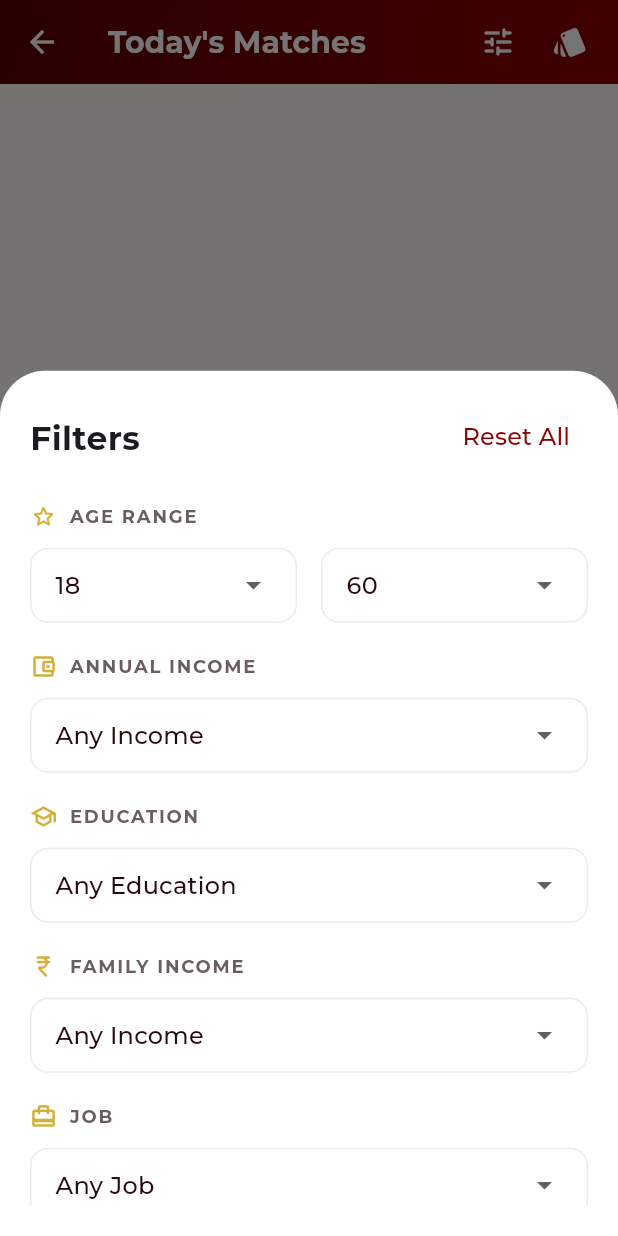
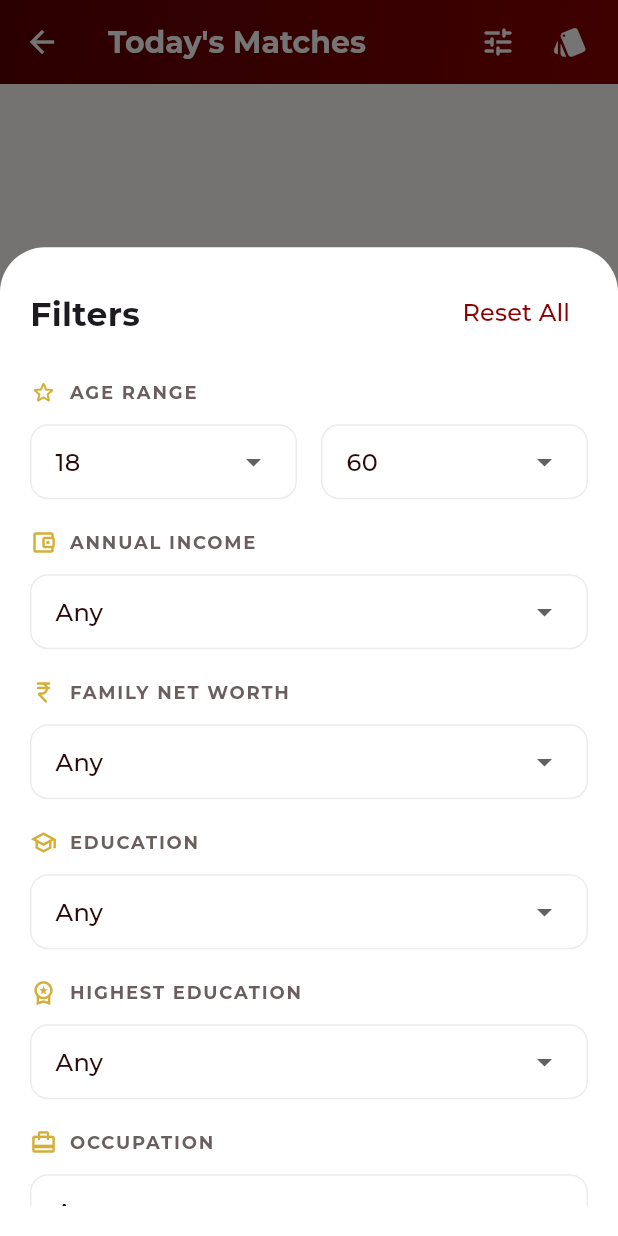
Before and after one commit to rajaguru2004/kongu_matrimony, a Flutter app: the MatchesView screen opened by its route, after a tap on the "tune" icon, on a phone screen of 412 x 824 dp. Run offline on Flutter 3.47's test engine with Material 3 defaults, Android fonts, the phone set to English and light mode, and no system bars; our stand-ins replace dio, flutter_card_swiper, flutter_secure_storage, get, google_fonts, image_picker; accounts and stored records are empty; network calls fail.

Commit message:
fix: fillter fixes is applied now

```diff
--- a/lib/app/data/models/filter_model.dart
+++ b/lib/app/data/models/filter_model.dart
@@ -2,43 +2,47 @@ class FilterModel {
   int? minAge;
   int? maxAge;
   String? annualIncome;
-  String? familyIncome;
+  String? familyNetWorth;
   String? education;
-  String? job;
+  String? highestEducation;
+  String? occupation;
   String? dosham;
+  String? caste;
+  String? workCountry;
   String? maritalStatus;
-  String? country;
 
   FilterModel({
     this.minAge,
     this.maxAge,
     this.annualIncome,
-    this.familyIncome,
+    this.familyNetWorth,
     this.education,
-    this.job,
+    this.highestEducation,
+    this.occupation,
     this.dosham,
+    this.caste,
+    this.workCountry,
     this.maritalStatus,
-    this.country,
   });
 
   Map<String, dynamic> toJson() {
     return {
       if (minAge != null) 'minAge': minAge,
       if (maxAge != null) 'maxAge': maxAge,
-      if (annualIncome != null && annualIncome != 'Any Income')
-        'annualIncome': annualIncome!.toLowerCase().replaceAll(' ', '-'),
-      if (familyIncome != null && familyIncome != 'Any Income')
-        'familyIncome': familyIncome!.toLowerCase().replaceAll(' ', '-'),
-      if (education != null && education != 'Any Education')
-        'education': education!.toLowerCase().replaceAll(' ', '-'),
-      if (job != null && job != 'Any Job')
-        'occupation': job!.toLowerCase().replaceAll(' ', '-'),
-      if (dosham != null && dosham != 'Any Dosham')
-        'yourDosham': dosham!.toLowerCase().replaceAll(' ', '-'),
-      if (maritalStatus != null && maritalStatus != 'Any Status')
-        'maritalStatus': maritalStatus!.toLowerCase().replaceAll(' ', '-'),
-      if (country != null && country != 'Select Countries')
-        'workLocation': country,
+      if (annualIncome != null && annualIncome != 'Any')
+        'annualIncome': annualIncome,
+      if (familyNetWorth != null && familyNetWorth != 'Any')
+        'familyNetWorth': familyNetWorth,
+      if (education != null && education != 'Any') 'education': education,
+      if (highestEducation != null && highestEducation != 'Any')
+        'highestEducation': highestEducation,
+      if (occupation != null && occupation != 'Any') 'occupation': occupation,
+      if (dosham != null && dosham != 'Any') 'dosham': dosham,
+      if (caste != null && caste != 'Any') 'caste': caste,
+      if (workCountry != null && workCountry != 'Any')
+        'workCountry': workCountry,
+      if (maritalStatus != null && maritalStatus != 'Any')
+        'maritalStatus': maritalStatus,
     };
   }
 }
--- a/lib/app/modules/login/views/login_view.dart
+++ b/lib/app/modules/login/views/login_view.dart
@@ -112,7 +112,7 @@ class LoginView extends GetView<LoginController> {
                             width: 24,
                             height: 24,
                             child: CircularProgressIndicator(
-                              color: Colors.white,
+                              color: AppColors.white,
                               strokeWidth: 2,
                             ),
                           )
--- a/lib/app/modules/main/views/main_view.dart
+++ b/lib/app/modules/main/views/main_view.dart
@@ -6,12 +6,14 @@ import '../../matches/views/matches_view.dart';
 import '../../interests/views/interests_view.dart';
 import '../../my_profile/views/my_profile_view.dart';
 
+import 'package:kongu_matrimony/app/utils/app_colors.dart';
+
 class MainView extends GetView<MainController> {
   const MainView({super.key});
 
   @override
   Widget build(BuildContext context) {
-    const primaryColor = Color(0xFF8B0000);
+    const primaryColor = AppColors.primary;
 
     return Scaffold(
       body: Obx(
--- a/lib/app/modules/matches/controllers/matches_controller.dart
+++ b/lib/app/modules/matches/controllers/matches_controller.dart
@@ -3,6 +3,8 @@ import 'package:flutter_card_swiper/flutter_card_swiper.dart';
 import 'package:get/get.dart';
 import 'package:kongu_matrimony/app/data/models/filter_model.dart';
 import 'package:kongu_matrimony/app/data/models/matches_response_model.dart';
+import 'package:kongu_matrimony/app/data/models/setup_model.dart';
+import 'package:kongu_matrimony/app/endpoints.dart';
 import 'package:kongu_matrimony/app/data/models/user_model.dart';
 import 'package:kongu_matrimony/app/data/services/api_service.dart';
 import 'package:kongu_matrimony/app/data/services/auth_service.dart';
@@ -29,69 +31,30 @@ class MatchesController extends GetxController {
   // Filters
   final Rx<FilterModel?> activeFilter = Rx<FilterModel?>(null);
 
-  // Filter Options
-  final List<String> ageOptions = List.generate(
-    43,
-    (index) => (index + 18).toString(),
-  );
+  // Filter Options (Dynamic)
+  final RxList<SetupItem> doshams = <SetupItem>[].obs;
+  final RxList<SetupItem> castes = <SetupItem>[].obs;
+  final RxList<SetupItem> educations = <SetupItem>[].obs;
+  final RxList<SetupItem> occupations = <SetupItem>[].obs;
+
   final List<String> incomeOptions = [
-    'Any Income',
+    'Any',
     'Below 2 Lakhs',
     '2 - 5 Lakhs',
     '5 - 10 Lakhs',
     '10 - 20 Lakhs',
     'Above 20 Lakhs',
   ];
-  final List<String> educationOptions = [
-    'Any Education',
-    'B.E / B.Tech',
-    'M.E / M.Tech',
-    'M.B.A',
-    'M.C.A',
-    'B.Sc',
-    'M.Sc',
-    'B.Com',
-    'M.Com',
-    'B.A',
-    'M.A',
-    'B.B.A',
-    'B.C.A',
-    'MBBS',
-    'BDS',
-    'Diploma',
-    'ITI',
-    '12th',
-    '10th',
-  ];
-  final List<String> jobOptions = [
-    'Any Job',
-    'Software Engineer',
-    'Teacher/Professor',
-    'Doctor',
-    'Engineer',
-    'Manager',
-    'Banker',
-    'Police/Military',
-    'Farmer',
-    'Business Person',
-    'Other',
-  ];
-  final List<String> doshamOptions = [
-    'Any Dosham',
-    'None',
-    'Sevvai Dosham',
-    'Sarpa Dosham (Ragu/Kethu)',
-    'Kala Sarpa Dosham',
-  ];
+
   final List<String> maritalStatusOptions = [
-    'Any Status',
+    'Any',
     'Unmarried',
     'Divorced',
     'Widowed',
     'Awaiting Divorce',
   ];
   final List<String> countryOptions = [
-    'Select Countries',
+    'Any',
     'India',
     'USA',
     'UK',
@@ -114,6 +77,7 @@ class MatchesController extends GetxController {
     super.onInit();
     type = Get.arguments?['type'] ?? 'daily';
     _setTitle();
+    _fetchSetupData();
     fetchProfiles();
 
     // Add scroll listener for infinite scroll
@@ -134,6 +98,24 @@ class MatchesController extends GetxController {
 
   void toggleView() {
     isSwipeMode.value = !isSwipeMode.value;
+  }
+
+  Future<void> _fetchSetupData() async {
+    try {
+      final results = await Future.wait([
+        _api.getSetupData(Endpoints.doshams),
+        _api.getSetupData(Endpoints.castes),
+        _api.getSetupData(Endpoints.educations),
+        _api.getSetupData(Endpoints.occupations),
+      ]);
+
+      if (results[0] != null) doshams.assignAll(results[0]!.data);
+      if (results[1] != null) castes.assignAll(results[1]!.data);
+      if (results[2] != null) educations.assignAll(results[2]!.data);
+      if (results[3] != null) occupations.assignAll(results[3]!.data);
+    } catch (e) {
+      debugPrint('Error fetching setup data: $e');
+    }
   }
 
   void _setTitle() {
--- a/lib/app/modules/matches/views/matches_view.dart
+++ b/lib/app/modules/matches/views/matches_view.dart
@@ -4,16 +4,11 @@ import 'package:get/get.dart';
 import 'package:kongu_matrimony/app/data/models/user_model.dart';
 import 'package:kongu_matrimony/app/data/models/filter_model.dart';
 import 'package:kongu_matrimony/app/routes/app_pages.dart';
+import 'package:kongu_matrimony/app/utils/app_colors.dart';
 import 'package:kongu_matrimony/app/utils/common_text.dart';
 import '../controllers/matches_controller.dart';
 
-const _kPrimary = Color(0xFF8B0000); // deep maroon
-const _kPrimaryDark = Color(0xFF5D0000);
-const _kAccent = Color(0xFFD4AF37); // gold
-const _kBg = Color(0xFFFDFBF7); // refined warm ivory
-const _kCard = Colors.white;
-const _kTextPrimary = Color(0xFF2A0A0A);
-const _kTextSecondary = Color(0xFF6B5E5E);
+// Theme colors are now centralized in AppColors
 
 class MatchesView extends GetView<MatchesController> {
   const MatchesView({super.key});
@@ -21,7 +16,7 @@ class MatchesView extends GetView<MatchesController> {
   @override
   Widget build(BuildContext context) {
     return Scaffold(
-      backgroundColor: _kBg,
+      backgroundColor: AppColors.background,
       appBar: AppBar(
         title: Obx(
           () => CommonText(
@@ -33,13 +28,13 @@ class MatchesView extends GetView<MatchesController> {
             ),
           ),
         ),
-        backgroundColor: _kPrimary,
+        backgroundColor: AppColors.primary,
         iconTheme: const IconThemeData(color: Colors.white),
         elevation: 0,
         flexibleSpace: Container(
           decoration: const BoxDecoration(
             gradient: LinearGradient(
-              colors: [_kPrimaryDark, _kPrimary],
+              colors: [AppColors.primaryDark, AppColors.primary],
               begin: Alignment.topLeft,
               end: Alignment.bottomRight,
             ),
@@ -67,7 +62,7 @@ class MatchesView extends GetView<MatchesController> {
       body: Obx(() {
         if (controller.isLoading.value) {
           return const Center(
-            child: CircularProgressIndicator(color: _kPrimary),
+            child: CircularProgressIndicator(color: AppColors.primary),
           );
         }
 
@@ -79,12 +74,12 @@ class MatchesView extends GetView<MatchesController> {
                 Icon(
                   Icons.person_search_rounded,
                   size: 80,
-                  color: _kPrimary.withOpacity(0.2),
+                  color: AppColors.primary.withOpacity(0.2),
                 ),
                 const SizedBox(height: 16),
                 const CommonText(
                   'No profiles found for this section.',
-                  style: TextStyle(color: _kTextSecondary, fontSize: 16),
+                  style: TextStyle(color: AppColors.textGrey, fontSize: 16),
                 ),
               ],
             ),
@@ -101,7 +96,7 @@ class MatchesView extends GetView<MatchesController> {
   Widget _buildGridView() {
     return RefreshIndicator(
       onRefresh: () => controller.fetchProfiles(),
-      color: _kPrimary,
+      color: AppColors.primary,
       child: ListView(
         controller: controller.scrollController,
         children: [
@@ -125,7 +120,7 @@ class MatchesView extends GetView<MatchesController> {
               return const Padding(
                 padding: EdgeInsets.symmetric(vertical: 20),
                 child: Center(
-                  child: CircularProgressIndicator(color: _kPrimary),
+                  child: CircularProgressIndicator(color: AppColors.primary),
                 ),
               );
             }
@@ -200,28 +195,34 @@ class MatchesView extends GetView<MatchesController> {
     final minAge = RxInt(controller.activeFilter.value?.minAge ?? 18);
     final maxAge = RxInt(controller.activeFilter.value?.maxAge ?? 60);
     final annualIncome = RxString(
-      controller.activeFilter.value?.annualIncome ?? 'Any Income',
+      controller.activeFilter.value?.annualIncome ?? 'Any',
     );
-    final familyIncome = RxString(
-      controller.activeFilter.value?.familyIncome ?? 'Any Income',
+    final familyNetWorth = RxString(
+      controller.activeFilter.value?.familyNetWorth ?? 'Any',
     );
     final education = RxString(
-      controller.activeFilter.value?.education ?? 'Any Education',
+      controller.activeFilter.value?.education ?? 'Any',
     );
-    final job = RxString(controller.activeFilter.value?.job ?? 'Any Job');
-    final dosham = RxString(
-      controller.activeFilter.value?.dosham ?? 'Any Dosham',
+    final highestEducation = RxString(
+      controller.activeFilter.value?.highestEducation ?? 'Any',
     );
+    final occupation = RxString(
+      controller.activeFilter.value?.occupation ?? 'Any',
+    );
+    final dosham = RxString(controller.activeFilter.value?.dosham ?? 'Any');
+    final caste = RxString(controller.activeFilter.value?.caste ?? 'Any');
     final maritalStatus = RxString(
-      controller.activeFilter.value?.maritalStatus ?? 'Any Status',
+      controller.activeFilter.value?.maritalStatus ?? 'Any',
     );
-    final country = RxString(
-      controller.activeFilter.value?.country ?? 'Select Countries',
+    final workCountry = RxString(
+      controller.activeFilter.value?.workCountry ?? 'Any',
     );
+
+    final ageOptions = List.generate(43, (index) => (index + 18).toString());
 
     Get.bottomSheet(
       Container(
-        height: Get.height * 0.7,
+        height: Get.height * 0.8,
         padding: const EdgeInsets.all(20),
         decoration: const BoxDecoration(
           color: Colors.white,
@@ -243,7 +244,7 @@ class MatchesView extends GetView<MatchesController> {
                     onPressed: () => controller.resetFilters(),
                     child: const CommonText(
                       'Reset All',
-                      style: TextStyle(color: _kPrimary, fontSize: 16),
+                      style: TextStyle(color: AppColors.primary, fontSize: 16),
                     ),
                   ),
                 ],
@@ -258,7 +259,7 @@ class MatchesView extends GetView<MatchesController> {
                     child: Obx(
                       () => _buildDropdown(
                         value: minAge.value.toString(),
-                        items: controller.ageOptions,
+                        items: ageOptions,
                         onChanged: (v) => minAge.value = int.parse(v!),
                         hint: 'Min',
                       ),
@@ -269,7 +270,7 @@ class MatchesView extends GetView<MatchesController> {
                     child: Obx(
                       () => _buildDropdown(
                         value: maxAge.value.toString(),
-                        items: controller.ageOptions,
+                        items: ageOptions,
                         onChanged: (v) => maxAge.value = int.parse(v!),
                         hint: 'Max',
                       ),
@@ -293,35 +294,52 @@ class MatchesView extends GetView<MatchesController> {
               ),
               const SizedBox(height: 20),
 
+              // Family Net Worth
+              _buildFilterLabel(
+                Icons.currency_rupee_rounded,
+                'FAMILY NET WORTH',
+              ),
+              Obx(
+                () => _buildDropdown(
+                  value: familyNetWorth.value,
+                  items: controller.incomeOptions,
+                  onChanged: (v) => familyNetWorth.value = v!,
+                ),
+              ),
+              const SizedBox(height: 20),
+
               // Education
               _buildFilterLabel(Icons.school_outlined, 'EDUCATION'),
               Obx(
                 () => _buildDropdown(
                   value: education.value,
-                  items: controller.educationOptions,
+                  items: ['Any', ...controller.educations.map((e) => e.name)],
                   onChanged: (v) => education.value = v!,
                 ),
               ),
               const SizedBox(height: 20),
 
-              // Family Income
-              _buildFilterLabel(Icons.currency_rupee_rounded, 'FAMILY INCOME'),
+              // Highest Education
+              _buildFilterLabel(
+                Icons.workspace_premium_outlined,
+                'HIGHEST EDUCATION',
+              ),
               Obx(
                 () => _buildDropdown(
-                  value: familyIncome.value,
-                  items: controller.incomeOptions,
-                  onChanged: (v) => familyIncome.value = v!,
+                  value: highestEducation.value,
+                  items: ['Any', ...controller.educations.map((e) => e.name)],
+                  onChanged: (v) => highestEducation.value = v!,
                 ),
               ),
               const SizedBox(height: 20),
 
-              // Job
-              _buildFilterLabel(Icons.card_travel_rounded, 'JOB'),
+              // Occupation
+              _buildFilterLabel(Icons.card_travel_rounded, 'OCCUPATION'),
               Obx(
                 () => _buildDropdown(
-                  value: job.value,
-                  items: controller.jobOptions,
-                  onChanged: (v) => job.value = v!,
+                  value: occupation.value,
+                  items: ['Any', ...controller.occupations.map((e) => e.name)],
+                  onChanged: (v) => occupation.value = v!,
                 ),
               ),
               const SizedBox(height: 20),
@@ -331,8 +349,19 @@ class MatchesView extends GetView<MatchesController> {
               Obx(
                 () => _buildDropdown(
                   value: dosham.value,
-                  items: controller.doshamOptions,
+                  items: ['Any', ...controller.doshams.map((e) => e.name)],
                   onChanged: (v) => dosham.value = v!,
+                ),
+              ),
+              const SizedBox(height: 20),
+
+              // Caste
+              _buildFilterLabel(Icons.people_outline_rounded, 'CASTE'),
+              Obx(
+                () => _buildDropdown(
+                  value: caste.value,
+                  items: ['Any', ...controller.castes.map((e) => e.name)],
+                  onChanged: (v) => caste.value = v!,
                 ),
               ),
               const SizedBox(height: 20),
@@ -358,9 +387,9 @@ class MatchesView extends GetView<MatchesController> {
               ),
               Obx(
                 () => _buildDropdown(
-                  value: country.value,
+                  value: workCountry.value,
                   items: controller.countryOptions,
-                  onChanged: (v) => country.value = v!,
+                  onChanged: (v) => workCountry.value = v!,
                 ),
               ),
               const SizedBox(height: 30),
@@ -371,17 +400,19 @@ class MatchesView extends GetView<MatchesController> {
                     minAge: minAge.value,
                     maxAge: maxAge.value,
                     annualIncome: annualIncome.value,
-                    familyIncome: familyIncome.value,
+                    familyNetWorth: familyNetWorth.value,
                     education: education.value,
-                    job: job.value,
+                    highestEducation: highestEducation.value,
+                    occupation: occupation.value,
                     dosham: dosham.value,
+                    caste: caste.value,
                     maritalStatus: maritalStatus.value,
-                    country: country.value,
+                    workCountry: workCountry.value,
                   );
                   controller.applyFilters(filter);
                 },
                 style: ElevatedButton.styleFrom(
-                  backgroundColor: _kPrimary,
+                  backgroundColor: AppColors.primary,
                   foregroundColor: Colors.white,
                   minimumSize: const Size(double.infinity, 56),
                   shape: RoundedRectangleBorder(
@@ -408,14 +439,14 @@ class MatchesView extends GetView<MatchesController> {
       padding: const EdgeInsets.only(bottom: 12),
       child: Row(
         children: [
-          Icon(icon, size: 18, color: _kAccent),
+          Icon(icon, size: 18, color: AppColors.accent),
           const SizedBox(width: 8),
           CommonText(
             label,
             style: const TextStyle(
               fontSize: 12,
               fontWeight: FontWeight.bold,
-              color: _kTextSecondary,
+              color: AppColors.textGrey,
               letterSpacing: 1.2,
             ),
           ),
@@ -430,6 +461,14 @@ class MatchesView extends GetView<MatchesController> {
     required ValueChanged<String?> onChanged,
     String? hint,
   }) {
+    // Ensure unique items and prevent duplicate 'Any' if it exists in data
+    final uniqueItems = items.toSet().toList();
+
+    // Ensure value exists in uniqueItems to avoid dropdown error
+    String safeValue = uniqueItems.contains(value)
+        ? value
+        : (uniqueItems.isNotEmpty ? uniqueItems.first : '');
+
     return Container(
       padding: const EdgeInsets.symmetric(horizontal: 16),
       decoration: BoxDecoration(
@@ -439,16 +478,16 @@ class MatchesView extends GetView<MatchesController> {
       ),
       child: DropdownButtonHideUnderline(
         child: DropdownButton<String>(
-          value: items.contains(value) ? value : items.first,
+          value: safeValue.isEmpty ? null : safeValue,
           isExpanded: true,
           hint: hint != null ? CommonText(hint) : null,
-          items: items
+          items: uniqueItems
               .map(
                 (e) => DropdownMenuItem(
                   value: e,
                   child: CommonText(
                     e,
-                    style: const TextStyle(color: _kTextPrimary),
+                    style: const TextStyle(color: AppColors.textDark),
                   ),
                 ),
               )
@@ -539,7 +578,7 @@ class _TinderMatchCard extends StatelessWidget {
                         vertical: 6,
                       ),
                       decoration: BoxDecoration(
-                        color: _kPrimary,
+                        color: AppColors.primary,
                         borderRadius: BorderRadius.circular(12),
                       ),
                       child: CommonText(
@@ -566,7 +605,7 @@ class _TinderMatchCard extends StatelessWidget {
                     ),
                     child: const Icon(
                       Icons.verified_rounded,
-                      color: _kAccent,
+                      color: AppColors.accent,
                       size: 20,
                     ),
                   ),
@@ -607,7 +646,7 @@ class _MatchGridCard extends StatelessWidget {
 
     return Container(
       decoration: BoxDecoration(
-        color: _kCard,
+        color: AppColors.card,
         borderRadius: BorderRadius.circular(20),
         boxShadow: [
           BoxShadow(
@@ -651,7 +690,7 @@ class _MatchGridCard extends StatelessWidget {
                           ),
                           child: const Icon(
                             Icons.verified_rounded,
-                            color: _kAccent,
+                            color: AppColors.accent,
                             size: 16,
                           ),
                         ),
@@ -689,7 +728,7 @@ class _MatchGridCard extends StatelessWidget {
                         style: const TextStyle(
                           fontSize: 14,
                           fontWeight: FontWeight.bold,
-                          color: _kTextPrimary,
+                          color: AppColors.textDark,
                         ),
                         maxLines: 1,
                         overflow: TextOverflow.ellipsis,
@@ -699,7 +738,7 @@ class _MatchGridCard extends StatelessWidget {
                         '${match.age} yrs · ${match.height}',
                         style: const TextStyle(
                           fontSize: 11,
-                          color: _kTextSecondary,
+                          color: AppColors.textGrey,
                         ),
                         maxLines: 1,
                         overflow: TextOverflow.ellipsis,
@@ -711,7 +750,7 @@ class _MatchGridCard extends StatelessWidget {
                           arguments: match,
                         ),
                         style: ElevatedButton.styleFrom(
-                          backgroundColor: _kPrimary,
+                          backgroundColor: AppColors.primary,
                           foregroundColor: Colors.white,
                           minimumSize: const Size(double.infinity, 36),
                           padding: EdgeInsets.zero,
@@ -791,7 +830,10 @@ class _PhotoPlaceholder extends StatelessWidget {
       height: double.infinity,
       decoration: BoxDecoration(
         gradient: LinearGradient(
-          colors: [_kPrimary.withOpacity(0.1), _kPrimary.withOpacity(0.2)],
+          colors: [
+            AppColors.primary.withOpacity(0.1),
+            AppColors.primary.withOpacity(0.2),
+          ],
           begin: Alignment.topLeft,
           end: Alignment.bottomRight,
         ),
@@ -805,7 +847,11 @@ class _PhotoPlaceholder extends StatelessWidget {
             left: 40,
             child: Opacity(
               opacity: 0.15,
-              child: Icon(Icons.auto_awesome, color: _kPrimary, size: 24),
+              child: Icon(
+                Icons.auto_awesome,
+                color: AppColors.primary,
+                size: 24,
+              ),
             ),
           ),
           Positioned(
@@ -813,7 +859,11 @@ class _PhotoPlaceholder extends StatelessWidget {
             right: 40,
             child: Opacity(
               opacity: 0.1,
-              child: Icon(Icons.auto_awesome, color: _kPrimary, size: 32),
+              child: Icon(
+                Icons.auto_awesome,
+                color: AppColors.primary,
+                size: 32,
+              ),
             ),
           ),
           Positioned(
@@ -821,7 +871,11 @@ class _PhotoPlaceholder extends StatelessWidget {
             right: 60,
             child: Opacity(
               opacity: 0.08,
-              child: Icon(Icons.auto_awesome, color: _kPrimary, size: 20),
+              child: Icon(
+                Icons.auto_awesome,
+                color: AppColors.primary,
+                size: 20,
+              ),
             ),
           ),
 
@@ -832,7 +886,7 @@ class _PhotoPlaceholder extends StatelessWidget {
               width: 80,
               height: 80,
               decoration: BoxDecoration(
-                color: _kPrimary.withOpacity(0.05),
+                color: AppColors.primary.withOpacity(0.05),
                 borderRadius: BorderRadius.circular(12),
               ),
             ),
@@ -844,7 +898,7 @@ class _PhotoPlaceholder extends StatelessWidget {
             style: const TextStyle(
               fontSize: 80,
               fontWeight: FontWeight.bold,
-              color: _kPrimary,
+              color: AppColors.primary,
               letterSpacing: 2,
             ),
           ),
@@ -855,7 +909,11 @@ class _PhotoPlaceholder extends StatelessWidget {
             left: 60,
             child: Opacity(
               opacity: 0.2,
-              child: Icon(Icons.auto_awesome, color: _kPrimary, size: 24),
+              child: Icon(
+                Icons.auto_awesome,
+                color: AppColors.primary,
+                size: 24,
+              ),
             ),
           ),
         ],
--- a/lib/app/utils/app_colors.dart
+++ b/lib/app/utils/app_colors.dart
@@ -3,16 +3,18 @@ import 'package:flutter/material.dart';
 class AppColors {
   AppColors._();
 
-  static const Color primary = Color(0xFFE07B39);
-  static const Color primaryDark = Color(0xFFC0622A);
-  static const Color primaryLight = Color(0xFFFFF0E8);
-  static const Color background = Color(0xFFF5F5F5);
+  static const Color primary = Color(0xFF8B0000);
+  static const Color primaryDark = Color(0xFF5D0000);
+  static const Color primaryLight = Color(0xFFAA2222);
+  static const Color accent = Color(0xFFD4AF37); // Gold
+  static const Color background = Color(0xFFFDFBF7); // Ivory
   static const Color white = Color(0xFFFFFFFF);
-  static const Color textDark = Color(0xFF1A1A1A);
-  static const Color textGrey = Color(0xFF757575);
+  static const Color textDark = Color(0xFF2A0A0A);
+  static const Color textGrey = Color(0xFF6B5E5E);
   static const Color textLight = Color(0xFFBDBDBD);
   static const Color border = Color(0xFFE0E0E0);
   static const Color success = Color(0xFF4CAF50);
   static const Color error = Color(0xFFE53935);
   static const Color cardShadow = Color(0x1A000000);
+  static const Color card = Color(0xFFFFFFFF);
 }
```
Also changed, not shown: analysis_output.txt (added, +115 -0 lines), lib/app/modules/home/views/home_view.dart (+43 -38 lines), lib/app/modules/initial_sign/views/initial_sign_view.dart (+4 -4 lines), lib/app/modules/interests/views/interests_view.dart (+10 -9 lines), lib/app/modules/my_profile/views/my_profile_view.dart (+24 -25 lines), lib/app/modules/profile_details/views/profile_details_view.dart (+33 -28 lines), lib/app/utils/step_widgets.dart (+6 -2 lines).
